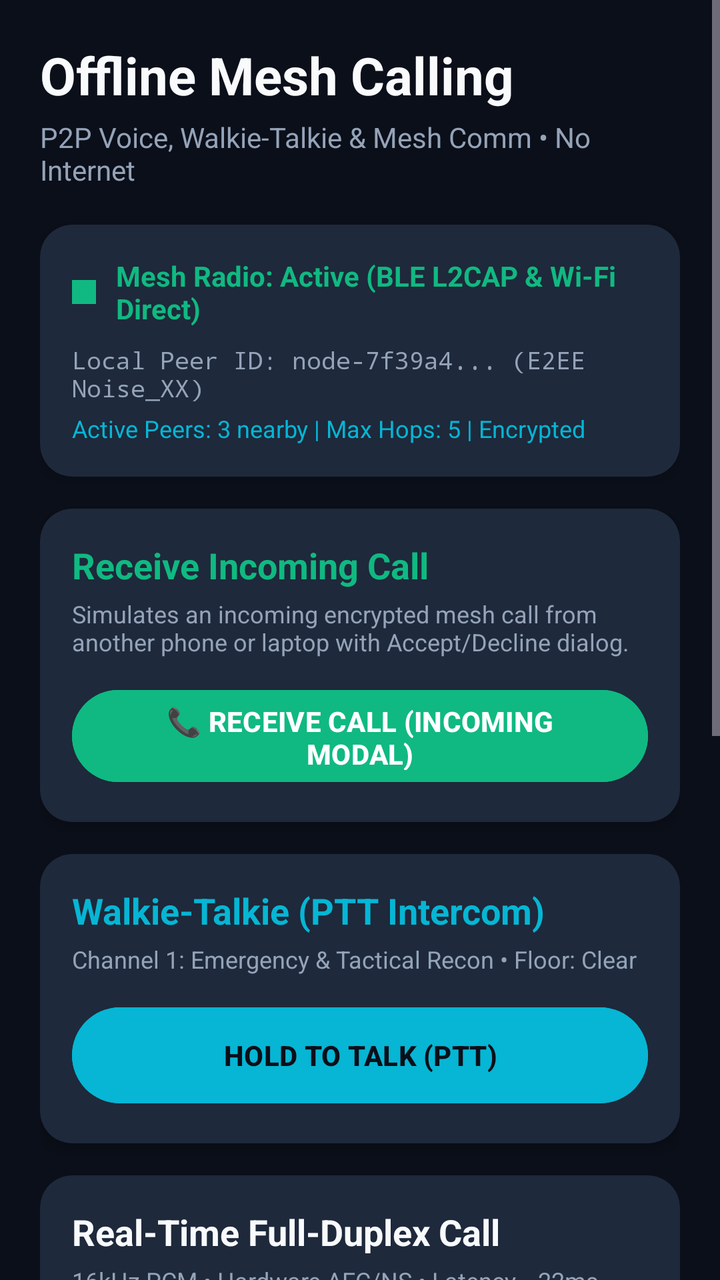
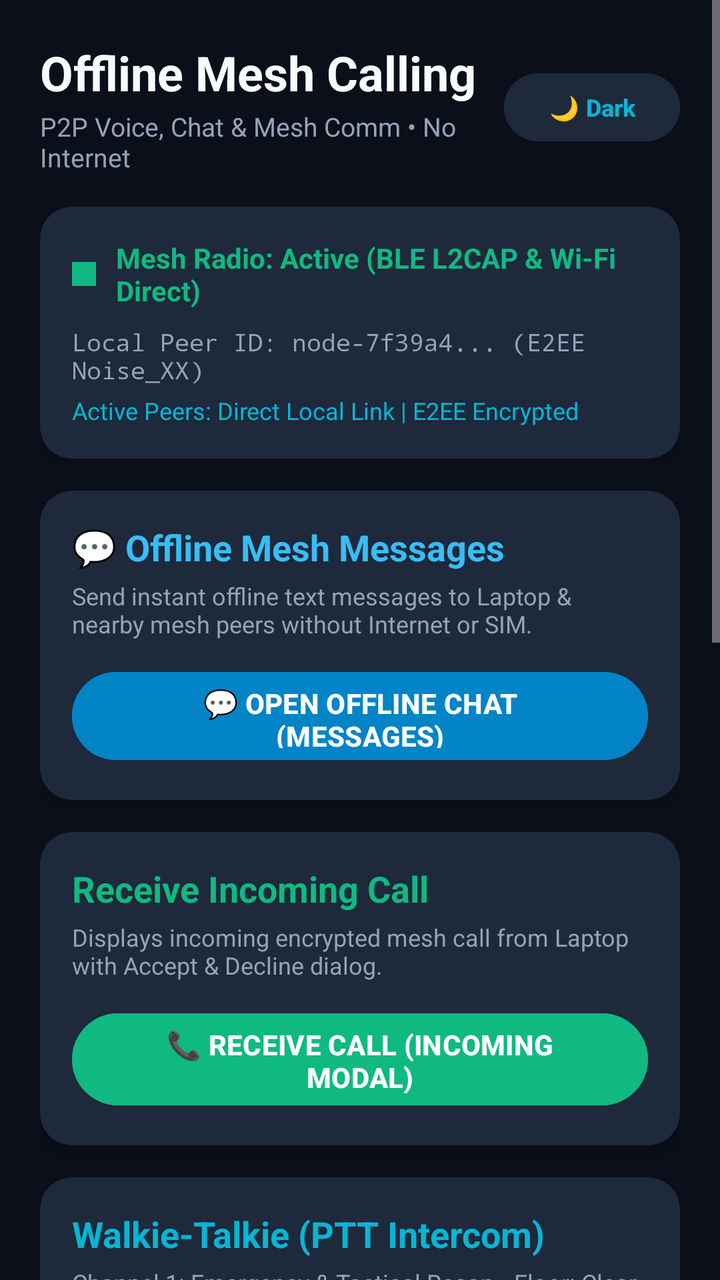

Before-and-after screenshots of an Android layout around one commit, followed by the original layout XML and the change that was made.
<!-- AndroidManifest.xml: application theme Theme.OfflineMeshCalling -->
<!-- res/layout/activity_main.xml -->
<?xml version="1.0" encoding="utf-8"?>
<ScrollView xmlns:android="http://schemas.android.com/apk/res/android"
    xmlns:app="http://schemas.android.com/apk/res-auto"
    android:layout_width="match_parent"
    android:layout_height="match_parent"
    android:background="@color/background_dark"
    android:fillViewport="true">

    <LinearLayout
        android:layout_width="match_parent"
        android:layout_height="wrap_content"
        android:orientation="vertical"
        android:padding="20dp">

        
        <TextView
            android:layout_width="wrap_content"
            android:layout_height="wrap_content"
            android:text="Offline Mesh Calling"
            android:textColor="@color/text_primary"
            android:textSize="26sp"
            android:textStyle="bold" />

        <TextView
            android:layout_width="wrap_content"
            android:layout_height="wrap_content"
            android:layout_marginTop="4dp"
            android:text="P2P Voice, Walkie-Talkie &amp; Mesh Comm • No Internet"
            android:textColor="@color/text_secondary"
            android:textSize="14sp" />

        
        <androidx.cardview.widget.CardView
            android:layout_width="match_parent"
            android:layout_height="wrap_content"
            android:layout_marginTop="18dp"
            app:cardBackgroundColor="@color/card_bg"
            app:cardCornerRadius="16dp"
            app:cardElevation="4dp">

            <LinearLayout
                android:layout_width="match_parent"
                android:layout_height="wrap_content"
                android:orientation="vertical"
                android:padding="16dp">

                <LinearLayout
                    android:layout_width="match_parent"
                    android:layout_height="wrap_content"
                    android:gravity="center_vertical"
                    android:orientation="horizontal">

                    <View
                        android:id="@+id/statusIndicator"
                        android:layout_width="12dp"
                        android:layout_height="12dp"
                        android:background="@drawable/ic_launcher_background"
                        android:backgroundTint="@color/accent_emerald" />

                    <TextView
                        android:id="@+id/tvStatus"
                        android:layout_width="wrap_content"
                        android:layout_height="wrap_content"
                        android:layout_marginStart="10dp"
                        android:text="Mesh Radio: Active (BLE L2CAP &amp; Wi-Fi Direct)"
                        android:textColor="@color/accent_emerald"
                        android:textSize="14sp"
                        android:textStyle="bold" />
                </LinearLayout>

                <TextView
                    android:id="@+id/tvPeerId"
                    android:layout_width="wrap_content"
                    android:layout_height="wrap_content"
                    android:layout_marginTop="8dp"
                    android:text="Local Peer ID: node-7f39a4... (E2EE Noise_XX)"
                    android:textColor="@color/text_secondary"
                    android:textSize="12sp"
                    android:fontFamily="monospace" />

                <TextView
                    android:id="@+id/tvMeshStats"
                    android:layout_width="wrap_content"
                    android:layout_height="wrap_content"
                    android:layout_marginTop="4dp"
                    android:text="Active Peers: 3 nearby | Max Hops: 5 | Encrypted"
                    android:textColor="@color/accent_cyan"
                    android:textSize="12sp" />
            </LinearLayout>
        </androidx.cardview.widget.CardView>

        
        <androidx.cardview.widget.CardView
            android:layout_width="match_parent"
            android:layout_height="wrap_content"
            android:layout_marginTop="16dp"
            app:cardBackgroundColor="@color/card_bg"
            app:cardCornerRadius="16dp"
            app:cardElevation="4dp">

            <LinearLayout
                android:layout_width="match_parent"
                android:layout_height="wrap_content"
                android:orientation="vertical"
                android:padding="16dp">

                <TextView
                    android:layout_width="wrap_content"
                    android:layout_height="wrap_content"
                    android:text="Receive Incoming Call"
                    android:textColor="@color/accent_emerald"
                    android:textSize="18sp"
                    android:textStyle="bold" />

                <TextView
                    android:layout_width="wrap_content"
                    android:layout_height="wrap_content"
                    android:layout_marginTop="4dp"
                    android:text="Simulates an incoming encrypted mesh call from another phone or laptop with Accept/Decline dialog."
                    android:textColor="@color/text_secondary"
                    android:textSize="12sp" />

                <Button
                    android:id="@+id/btnReceiveCall"
                    android:layout_width="match_parent"
                    android:layout_height="54dp"
                    android:layout_marginTop="12dp"
                    android:backgroundTint="@color/accent_emerald"
                    android:text="📞 RECEIVE CALL (INCOMING MODAL)"
                    android:textColor="#FFFFFF"
                    android:textStyle="bold" />
            </LinearLayout>
        </androidx.cardview.widget.CardView>

        
        <androidx.cardview.widget.CardView
            android:layout_width="match_parent"
            android:layout_height="wrap_content"
            android:layout_marginTop="16dp"
            app:cardBackgroundColor="@color/card_bg"
            app:cardCornerRadius="16dp"
            app:cardElevation="4dp">

            <LinearLayout
                android:layout_width="match_parent"
                android:layout_height="wrap_content"
                android:orientation="vertical"
                android:padding="16dp">

                <TextView
                    android:layout_width="wrap_content"
                    android:layout_height="wrap_content"
                    android:text="Walkie-Talkie (PTT Intercom)"
                    android:textColor="@color/accent_cyan"
                    android:textSize="18sp"
                    android:textStyle="bold" />

                <TextView
                    android:id="@+id/tvPttChannel"
                    android:layout_width="wrap_content"
                    android:layout_height="wrap_content"
                    android:layout_marginTop="4dp"
                    android:text="Channel 1: Emergency &amp; Tactical Recon • Floor: Clear"
                    android:textColor="@color/text_secondary"
                    android:textSize="12sp" />

                <Button
                    android:id="@+id/btnPtt"
                    android:layout_width="match_parent"
                    android:layout_height="56dp"
                    android:layout_marginTop="12dp"
                    android:backgroundTint="@color/accent_cyan"
                    android:text="HOLD TO TALK (PTT)"
                    android:textColor="#0B0F19"
                    android:textStyle="bold" />
            </LinearLayout>
        </androidx.cardview.widget.CardView>

        
        <androidx.cardview.widget.CardView
            android:layout_width="match_parent"
            android:layout_height="wrap_content"
            android:layout_marginTop="16dp"
            app:cardBackgroundColor="@color/card_bg"
            app:cardCornerRadius="16dp"
            app:cardElevation="4dp">

            <LinearLayout
                android:layout_width="match_parent"
                android:layout_height="wrap_content"
                android:orientation="vertical"
                android:padding="16dp">

                <TextView
                    android:layout_width="wrap_content"
                    android:layout_height="wrap_content"
                    android:text="Real-Time Full-Duplex Call"
                    android:textColor="@color/text_primary"
                    android:textSize="18sp"
                    android:textStyle="bold" />

                <TextView
                    android:id="@+id/tvAudioInfo"
                    android:layout_width="wrap_content"
                    android:layout_height="wrap_content"
                    android:layout_marginTop="4dp"
                    android:text="16kHz PCM • Hardware AEC/NS • Latency ~22ms"
                    android:textColor="@color/text_secondary"
                    android:textSize="12sp" />

                <LinearLayout
                    android:layout_width="match_parent"
                    android:layout_height="wrap_content"
                    android:layout_marginTop="16dp"
                    android:orientation="horizontal">

                    <Button
                        android:id="@+id/btnCall"
                        android:layout_width="0dp"
                        android:layout_height="52dp"
                        android:layout_weight="1"
                        android:backgroundTint="@color/accent_emerald"
                        android:text="Start Voice Call"
                        android:textColor="#FFFFFF"
                        android:textStyle="bold" />

                    <Button
                        android:id="@+id/btnSpeaker"
                        android:layout_width="wrap_content"
                        android:layout_height="52dp"
                        android:layout_marginStart="8dp"
                        android:backgroundTint="@color/primary"
                        android:text="Speaker"
                        android:textColor="@color/accent_cyan" />
                </LinearLayout>
            </LinearLayout>
        </androidx.cardview.widget.CardView>

        
        <androidx.cardview.widget.CardView
            android:layout_width="match_parent"
            android:layout_height="wrap_content"
            android:layout_marginTop="16dp"
            app:cardBackgroundColor="@color/card_bg"
            app:cardCornerRadius="16dp"
            app:cardElevation="4dp">

            <LinearLayout
                android:layout_width="match_parent"
                android:layout_height="wrap_content"
                android:orientation="vertical"
                android:padding="16dp">

                <TextView
                    android:layout_width="wrap_content"
                    android:layout_height="wrap_content"
                    android:text="Emergency Broadcast"
                    android:textColor="@color/accent_rose"
                    android:textSize="18sp"
                    android:textStyle="bold" />

                <TextView
                    android:layout_width="wrap_content"
                    android:layout_height="wrap_content"
                    android:layout_marginTop="4dp"
                    android:text="Floods emergency distress packets across all mesh nodes with maximum priority."
                    android:textColor="@color/text_secondary"
                    android:textSize="12sp" />

                <Button
                    android:id="@+id/btnSos"
                    android:layout_width="match_parent"
                    android:layout_height="52dp"
                    android:layout_marginTop="12dp"
                    android:backgroundTint="@color/accent_rose"
                    android:text="BROADCAST SOS BEACON"
                    android:textColor="#FFFFFF"
                    android:textStyle="bold" />
            </LinearLayout>
        </androidx.cardview.widget.CardView>

        
        <TextView
            android:layout_width="wrap_content"
            android:layout_height="wrap_content"
            android:layout_marginTop="20dp"
            android:text="Mesh Activity Log"
            android:textColor="@color/text_primary"
            android:textSize="16sp"
            android:textStyle="bold" />

        <TextView
            android:id="@+id/tvLogs"
            android:layout_width="match_parent"
            android:layout_height="140dp"
            android:layout_marginTop="8dp"
            android:background="@color/primary_dark"
            android:fontFamily="monospace"
            android:padding="12dp"
            android:text="[Mesh] Radio initialized on BLE L2CAP\n[Mesh] Channel PSM allocated: 128\n[Audio] AudioRecord &amp; AudioTrack ready\n[PTT] Multicast Channel 1 joined\n[Crypto] Noise_XX ephemeral keys generated"
            android:textColor="@color/accent_cyan"
            android:textSize="11sp" />

    </LinearLayout>
</ScrollView>
<!-- resources referenced by this layout -->
<resources>
  <color name="accent_cyan">#06B6D4</color>
  <color name="accent_emerald">#10B981</color>
  <color name="accent_rose">#F43F5E</color>
  <color name="background_dark">#0B0F19</color>
  <color name="card_bg">#1E293B</color>
  <color name="primary">#0F172A</color>
  <color name="primary_dark">#020617</color>
  <color name="text_primary">#F8FAFC</color>
  <color name="text_secondary">#94A3B8</color>
  <!-- drawable ic_launcher_background (drawable) -->
  <vector xmlns:android="http://schemas.android.com/apk/res/android"
      android:width="108dp"
      android:height="108dp"
      android:viewportWidth="108"
      android:viewportHeight="108">
      <path
          android:fillColor="#0B0F19"
          android:pathData="M0,0h108v108h-108z" />
  </vector>
  <style name="Theme.OfflineMeshCalling" parent="Theme.Material3.Dark.NoActionBar">
          <item name="colorPrimary">@color/accent_cyan</item>
          <item name="colorSecondary">@color/accent_emerald</item>
          <item name="android:statusBarColor">@color/background_dark</item>
          <item name="android:windowBackground">@color/background_dark</item>
      </style>
</resources>

<!-- the commit's change to res/layout/activity_main.xml (unified diff, before → after) -->
@@ -1,39 +1,70 @@
 <?xml version="1.0" encoding="utf-8"?>
 <ScrollView xmlns:android="http://schemas.android.com/apk/res/android"
     xmlns:app="http://schemas.android.com/apk/res-auto"
+    android:id="@+id/mainScrollView"
     android:layout_width="match_parent"
     android:layout_height="match_parent"
     android:background="@color/background_dark"
     android:fillViewport="true">
 
     <LinearLayout
+        android:id="@+id/mainContentContainer"
         android:layout_width="match_parent"
         android:layout_height="wrap_content"
         android:orientation="vertical"
         android:padding="20dp">
 
         
-        <TextView
-            android:layout_width="wrap_content"
-            android:layout_height="wrap_content"
-            android:text="Offline Mesh Calling"
-            android:textColor="@color/text_primary"
-            android:textSize="26sp"
-            android:textStyle="bold" />
-
-        <TextView
-            android:layout_width="wrap_content"
-            android:layout_height="wrap_content"
-            android:layout_marginTop="4dp"
-            android:text="P2P Voice, Walkie-Talkie &amp; Mesh Comm • No Internet"
-            android:textColor="@color/text_secondary"
-            android:textSize="14sp" />
-
-        
-        <androidx.cardview.widget.CardView
-            android:layout_width="match_parent"
-            android:layout_height="wrap_content"
-            android:layout_marginTop="18dp"
+        <LinearLayout
+            android:layout_width="match_parent"
+            android:layout_height="wrap_content"
+            android:gravity="center_vertical"
+            android:orientation="horizontal">
+
+            <LinearLayout
+                android:layout_width="0dp"
+                android:layout_height="wrap_content"
+                android:layout_weight="1"
+                android:orientation="vertical">
+
+                <TextView
+                    android:id="@+id/tvAppTitle"
+                    android:layout_width="wrap_content"
+                    android:layout_height="wrap_content"
+                    android:text="Offline Mesh Calling"
+                    android:textColor="@color/text_primary"
+                    android:textSize="24sp"
+                    android:textStyle="bold" />
+
+                <TextView
+                    android:id="@+id/tvAppSubtitle"
+                    android:layout_width="wrap_content"
+                    android:layout_height="wrap_content"
+                    android:layout_marginTop="2dp"
+                    android:text="P2P Voice, Chat &amp; Mesh Comm • No Internet"
+                    android:textColor="@color/text_secondary"
+                    android:textSize="13sp" />
+            </LinearLayout>
+
+            <Button
+                android:id="@+id/btnThemeToggle"
+                android:layout_width="wrap_content"
+                android:layout_height="42dp"
+                android:backgroundTint="@color/card_bg"
+                android:paddingStart="12dp"
+                android:paddingEnd="12dp"
+                android:text="🌙 Dark"
+                android:textColor="@color/accent_cyan"
+                android:textSize="12sp"
+                android:textStyle="bold" />
+        </LinearLayout>
+
+        
+        <androidx.cardview.widget.CardView
+            android:id="@+id/cardStatus"
+            android:layout_width="match_parent"
+            android:layout_height="wrap_content"
+            android:layout_marginTop="16dp"
             app:cardBackgroundColor="@color/card_bg"
             app:cardCornerRadius="16dp"
             app:cardElevation="4dp">
@@ -73,17 +104,17 @@
                     android:layout_width="wrap_content"
                     android:layout_height="wrap_content"
                     android:layout_marginTop="8dp"
+                    android:fontFamily="monospace"
                     android:text="Local Peer ID: node-7f39a4... (E2EE Noise_XX)"
                     android:textColor="@color/text_secondary"
-                    android:textSize="12sp"
-                    android:fontFamily="monospace" />
+                    android:textSize="12sp" />
 
                 <TextView
                     android:id="@+id/tvMeshStats"
                     android:layout_width="wrap_content"
                     android:layout_height="wrap_content"
                     android:layout_marginTop="4dp"
-                    android:text="Active Peers: 3 nearby | Max Hops: 5 | Encrypted"
+                    android:text="Active Peers: Direct Local Link | E2EE Encrypted"
                     android:textColor="@color/accent_cyan"
                     android:textSize="12sp" />
             </LinearLayout>
@@ -91,20 +122,68 @@
 
         
         <androidx.cardview.widget.CardView
-            android:layout_width="match_parent"
-            android:layout_height="wrap_content"
-            android:layout_marginTop="16dp"
-            app:cardBackgroundColor="@color/card_bg"
-            app:cardCornerRadius="16dp"
-            app:cardElevation="4dp">
-
-            <LinearLayout
-                android:layout_width="match_parent"
-                android:layout_height="wrap_content"
-                android:orientation="vertical"
-                android:padding="16dp">
-
-                <TextView
+            android:id="@+id/cardChat"
+            android:layout_width="match_parent"
+            android:layout_height="wrap_content"
+            android:layout_marginTop="16dp"
+            app:cardBackgroundColor="@color/card_bg"
+            app:cardCornerRadius="16dp"
+            app:cardElevation="4dp">
+
+            <LinearLayout
+                android:layout_width="match_parent"
+                android:layout_height="wrap_content"
+                android:orientation="vertical"
+                android:padding="16dp">
+
+                <TextView
+                    android:id="@+id/tvChatTitle"
+                    android:layout_width="wrap_content"
+                    android:layout_height="wrap_content"
+                    android:text="💬 Offline Mesh Messages"
+                    android:textColor="#38BDF8"
+                    android:textSize="18sp"
+                    android:textStyle="bold" />
+
+                <TextView
+                    android:id="@+id/tvChatSubtitle"
+                    android:layout_width="wrap_content"
+                    android:layout_height="wrap_content"
+                    android:layout_marginTop="4dp"
+                    android:text="Send instant offline text messages to Laptop &amp; nearby mesh peers without Internet or SIM."
+                    android:textColor="@color/text_secondary"
+                    android:textSize="12sp" />
+
+                <Button
+                    android:id="@+id/btnOpenChat"
+                    android:layout_width="match_parent"
+                    android:layout_height="52dp"
+                    android:layout_marginTop="12dp"
+                    android:backgroundTint="#0284C7"
+                    android:text="💬 OPEN OFFLINE CHAT (MESSAGES)"
+                    android:textColor="#FFFFFF"
+                    android:textStyle="bold" />
+            </LinearLayout>
+        </androidx.cardview.widget.CardView>
+
+        
+        <androidx.cardview.widget.CardView
+            android:id="@+id/cardReceiveCall"
+            android:layout_width="match_parent"
+            android:layout_height="wrap_content"
+            android:layout_marginTop="16dp"
+            app:cardBackgroundColor="@color/card_bg"
+            app:cardCornerRadius="16dp"
+            app:cardElevation="4dp">
+
+            <LinearLayout
+                android:layout_width="match_parent"
+                android:layout_height="wrap_content"
+                android:orientation="vertical"
+                android:padding="16dp">
+
+                <TextView
+                    android:id="@+id/tvReceiveCallTitle"
                     android:layout_width="wrap_content"
                     android:layout_height="wrap_content"
                     android:text="Receive Incoming Call"
@@ -113,10 +192,11 @@
                     android:textStyle="bold" />
 
                 <TextView
-                    android:layout_width="wrap_content"
-                    android:layout_height="wrap_content"
-                    android:layout_marginTop="4dp"
-                    android:text="Simulates an incoming encrypted mesh call from another phone or laptop with Accept/Decline dialog."
+                    android:id="@+id/tvReceiveCallSubtitle"
+                    android:layout_width="wrap_content"
+                    android:layout_height="wrap_content"
+                    android:layout_marginTop="4dp"
+                    android:text="Displays incoming encrypted mesh call from Laptop with Accept &amp; Decline dialog."
                     android:textColor="@color/text_secondary"
                     android:textSize="12sp" />
 
@@ -134,20 +214,22 @@
 
         
         <androidx.cardview.widget.CardView
-            android:layout_width="match_parent"
-            android:layout_height="wrap_content"
-            android:layout_marginTop="16dp"
-            app:cardBackgroundColor="@color/card_bg"
-            app:cardCornerRadius="16dp"
-            app:cardElevation="4dp">
-
-            <LinearLayout
-                android:layout_width="match_parent"
-                android:layout_height="wrap_content"
-                android:orientation="vertical"
-                android:padding="16dp">
-
-                <TextView
+            android:id="@+id/cardPtt"
+            android:layout_width="match_parent"
+            android:layout_height="wrap_content"
+            android:layout_marginTop="16dp"
+            app:cardBackgroundColor="@color/card_bg"
+            app:cardCornerRadius="16dp"
+            app:cardElevation="4dp">
+
+            <LinearLayout
+                android:layout_width="match_parent"
+                android:layout_height="wrap_content"
+                android:orientation="vertical"
+                android:padding="16dp">
+
+                <TextView
+                    android:id="@+id/tvPttTitle"
                     android:layout_width="wrap_content"
                     android:layout_height="wrap_content"
                     android:text="Walkie-Talkie (PTT Intercom)"
@@ -178,20 +260,22 @@
 
         
         <androidx.cardview.widget.CardView
-            android:layout_width="match_parent"
-            android:layout_height="wrap_content"
-            android:layout_marginTop="16dp"
-            app:cardBackgroundColor="@color/card_bg"
-            app:cardCornerRadius="16dp"
-            app:cardElevation="4dp">
-
-            <LinearLayout
-                android:layout_width="match_parent"
-                android:layout_height="wrap_content"
-                android:orientation="vertical"
-                android:padding="16dp">
-
-                <TextView
+            android:id="@+id/cardCall"
+            android:layout_width="match_parent"
+            android:layout_height="wrap_content"
+            android:layout_marginTop="16dp"
+            app:cardBackgroundColor="@color/card_bg"
+            app:cardCornerRadius="16dp"
+            app:cardElevation="4dp">
+
+            <LinearLayout
+                android:layout_width="match_parent"
+                android:layout_height="wrap_content"
+                android:orientation="vertical"
+                android:padding="16dp">
+
+                <TextView
+                    android:id="@+id/tvCallTitle"
                     android:layout_width="wrap_content"
                     android:layout_height="wrap_content"
                     android:text="Real-Time Full-Duplex Call"
@@ -204,7 +288,7 @@
                     android:layout_width="wrap_content"
                     android:layout_height="wrap_content"
                     android:layout_marginTop="4dp"
-                    android:text="16kHz PCM • Hardware AEC/NS • Latency ~22ms"
+                    android:text="16kHz PCM • Hardware AEC/NS • HD Clarity"
                     android:textColor="@color/text_secondary"
                     android:textSize="12sp" />
 
@@ -238,20 +322,22 @@
 
         
         <androidx.cardview.widget.CardView
-            android:layout_width="match_parent"
-            android:layout_height="wrap_content"
-            android:layout_marginTop="16dp"
-            app:cardBackgroundColor="@color/card_bg"
-            app:cardCornerRadius="16dp"
-            app:cardElevation="4dp">
-
-            <LinearLayout
-                android:layout_width="match_parent"
-                android:layout_height="wrap_content"
-                android:orientation="vertical"
-                android:padding="16dp">
-
-                <TextView
+            android:id="@+id/cardSos"
+            android:layout_width="match_parent"
+            android:layout_height="wrap_content"
+            android:layout_marginTop="16dp"
+            app:cardBackgroundColor="@color/card_bg"
+            app:cardCornerRadius="16dp"
+            app:cardElevation="4dp">
+
+            <LinearLayout
+                android:layout_width="match_parent"
+                android:layout_height="wrap_content"
+                android:orientation="vertical"
+                android:padding="16dp">
+
+                <TextView
+                    android:id="@+id/tvSosTitle"
                     android:layout_width="wrap_content"
                     android:layout_height="wrap_content"
                     android:text="Emergency Broadcast"
@@ -260,6 +346,7 @@
                     android:textStyle="bold" />
 
                 <TextView
+                    android:id="@+id/tvSosSubtitle"
                     android:layout_width="wrap_content"
                     android:layout_height="wrap_content"
                     android:layout_marginTop="4dp"
@@ -281,6 +368,7 @@
 
         
         <TextView
+            android:id="@+id/tvLogsHeader"
             android:layout_width="wrap_content"
             android:layout_height="wrap_content"
             android:layout_marginTop="20dp"
